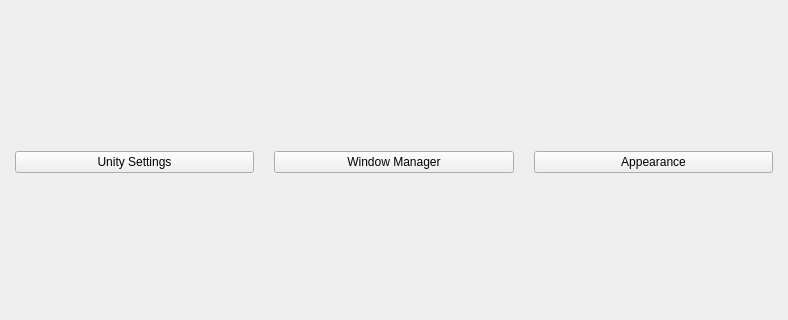
The window that stacer/Pages/GnomeSettings/gnome_settings_page.ui (oguzhaninan/Stacer) describes before a commit, drawn with Qt 5; both pictures show x 0 to 788 and y 136 to 456 of the 788 by 601 pixel window.
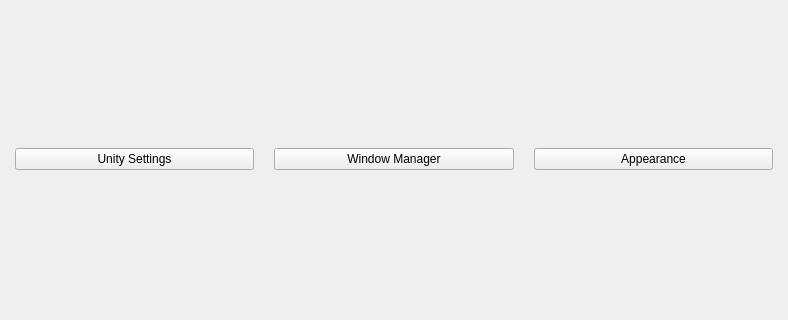
The same window after the commit. Icons and pictures are not drawn.

Commit message: added setting icons

What changed in the file:
```diff
--- a/stacer/Pages/GnomeSettings/gnome_settings_page.ui
+++ b/stacer/Pages/GnomeSettings/gnome_settings_page.ui
@@ -24,7 +24,7 @@
     <number>15</number>
    </property>
    <property name="bottomMargin">
-    <number>15</number>
+    <number>20</number>
    </property>
    <property name="horizontalSpacing">
     <number>20</number>
@@ -43,6 +43,16 @@
      <property name="text">
       <string>Unity Settings</string>
      </property>
+     <property name="icon">
+      <iconset resource="../../static.qrc">
+       <normaloff>:/static/themes/common/img/ubuntu.png</normaloff>:/static/themes/common/img/ubuntu.png</iconset>
+     </property>
+     <property name="iconSize">
+      <size>
+       <width>20</width>
+       <height>20</height>
+      </size>
+     </property>
     </widget>
    </item>
    <item row="0" column="1">
@@ -56,6 +66,16 @@
      <property name="text">
       <string>Window Manager</string>
      </property>
+     <property name="icon">
+      <iconset resource="../../static.qrc">
+       <normaloff>:/static/themes/common/img/window.png</normaloff>:/static/themes/common/img/window.png</iconset>
+     </property>
+     <property name="iconSize">
+      <size>
+       <width>20</width>
+       <height>20</height>
+      </size>
+     </property>
     </widget>
    </item>
    <item row="0" column="2">
@@ -69,6 +89,16 @@
      <property name="text">
       <string>Appearance</string>
      </property>
+     <property name="icon">
+      <iconset resource="../../static.qrc">
+       <normaloff>:/static/themes/common/img/appearance.png</normaloff>:/static/themes/common/img/appearance.png</iconset>
+     </property>
+     <property name="iconSize">
+      <size>
+       <width>20</width>
+       <height>20</height>
+      </size>
+     </property>
     </widget>
    </item>
   </layout>
```
Left out of the diff: 4 changed lines with no effect on the pictures. The commit also changes 5 other files.
